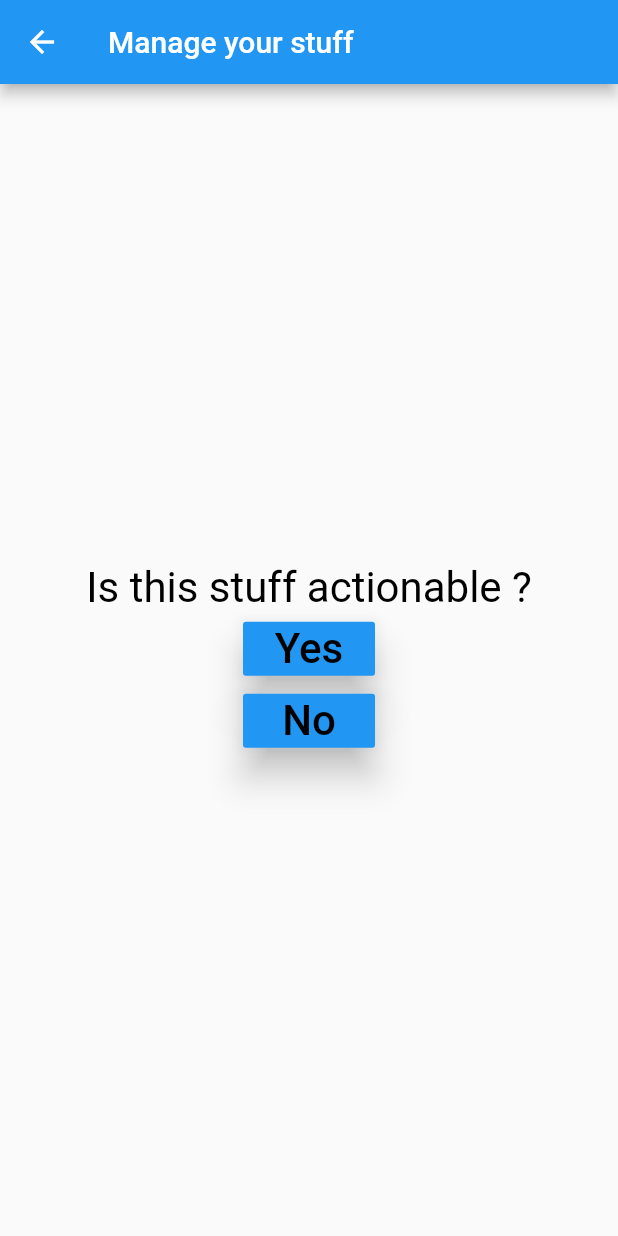
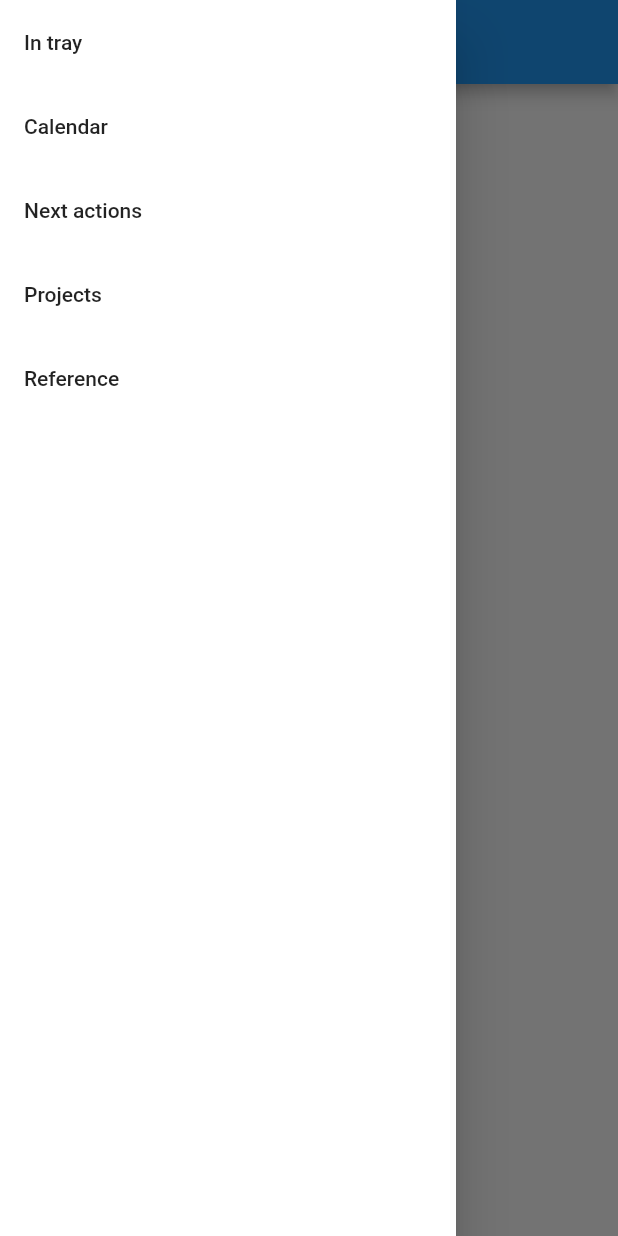
Before and after one commit to La-Buse/brain_dump, a Flutter app: the screen it shows after launch, with the side drawer open (before the commit the screen has no drawer), on a phone screen of 412 x 824 dp. Run offline on Flutter 3.47's test engine with Material 2 defaults, Android fonts, the phone set to English and light mode, and no system bars; our stand-ins replace bloc, flutter_bloc.

Commit message:
Add home page and route generator

```diff
--- /dev/null
+++ b/lib/models/route_generator.dart
@@ -0,0 +1,29 @@
+import 'package:brain_dump/widgets/manage_stuff.dart';
+import 'package:flutter/material.dart';
+import 'package:brain_dump/widgets/home.dart';
+import 'package:brain_dump/widgets/in_tray.dart';
+
+class RouteGenerator {
+  static Route<dynamic> generateRoute(RouteSettings settings) {
+    final args = settings.arguments;
+    switch (settings.name) {
+      case '/':
+        return MaterialPageRoute(builder: (_) => Home());
+      case '/Manage stuff':
+        if (args is String) {
+          return MaterialPageRoute(
+            builder: (_) => ManageStuff(
+              //data: args,
+            ),
+          );
+        }
+        break;
+      case '/In tray':
+        return MaterialPageRoute(
+          builder: (_) => InTray(),
+        );
+      default:
+        break;
+    }
+  }
+}
--- /dev/null
+++ b/lib/widgets/home.dart
@@ -0,0 +1,53 @@
+import 'package:flutter/cupertino.dart';
+import 'package:flutter/material.dart';
+
+class Home extends StatefulWidget {
+  @override
+  State<StatefulWidget> createState() {
+    // TODO: implement createState
+    return _HomeState();
+  }
+}
+
+class _HomeState extends State<Home> {
+  List<String> pages = ["In tray", "Calendar", "Next actions", "Projects", "Reference"];
+  @override
+  Widget build(BuildContext context) {
+    return new Scaffold(
+      appBar: new AppBar(
+        centerTitle: true,
+        title: new Text("Brain Dump")
+      ),
+      drawer: new Drawer(
+        child: new Container(
+          child: new ListView.builder(
+            itemCount: pages.length ,
+            itemBuilder: (context, i) {
+              return new ListTile(
+                title: new Text(pages[i]),
+                onTap: () {
+                  Navigator.of(context).pop();
+                  Navigator.of(context).pushNamed(
+                    '/' + pages[i]
+                  );
+                },
+              );
+            }
+          ),
+          color: Colors.white
+        ),
+
+      ),
+      body: new Center(
+
+      ),
+    );
+  }
+}
+
+//return MaterialApp(
+//debugShowCheckedModeBanner: false,
+//theme: new ThemeData(
+//primarySwatch: Colors.blue,
+//),
+//);
--- a/lib/widgets/manage_stuff.dart
+++ b/lib/widgets/manage_stuff.dart
@@ -3,17 +3,17 @@ import 'package:flutter_bloc/flutter_bloc.dart';
 import 'custom_text.dart';
 import 'package:brain_dump/bloc.dart';
 
-class Home extends StatefulWidget {
-  Home({Key key, this.title}) : super(key: key);
+class ManageStuff extends StatefulWidget {
+  ManageStuff({Key key, this.title}) : super(key: key);
   final String title;
 
   @override
   State<StatefulWidget> createState() {
-    return new _HomeState();
+    return new _ManageStuffState();
   }
 }
 
-class _HomeState extends State<Home> {
+class _ManageStuffState extends State<ManageStuff> {
   final dumpItBloc = DumpItBloc();
 
   @override
--- a/lib/widgets/my_app.dart
+++ b/lib/widgets/my_app.dart
@@ -1,5 +1,5 @@
+import 'package:brain_dump/models/route_generator.dart';
 import 'package:flutter/material.dart';
-import 'package:brain_dump/widgets/manage_stuff.dart';
 
 class MyApp extends StatelessWidget {
   // This widget is the root of your application.
@@ -11,7 +11,8 @@ class MyApp extends StatelessWidget {
       theme: ThemeData(
         primarySwatch: Colors.blue,
       ),
-      home: Home(title: 'Flutter Demo Home Page'),
+      initialRoute: '/',
+      onGenerateRoute: RouteGenerator.generateRoute,
     );
   }
 }
--- a/pubspec.yaml
+++ b/pubspec.yaml
@@ -21,6 +21,7 @@ dependencies:
     sdk: flutter
   flutter_bloc: 3.0.0
   equatable: 0.2.6
+  shared_preferences: 0.5.6
   # The following adds the Cupertino Icons font to your application.
   # Use with the CupertinoIcons class for iOS style icons.
   cupertino_icons: ^0.1.2
```
Also changed, not shown: lib/widgets/in_tray.dart (added, +53 -0 lines), pubspec.lock.
